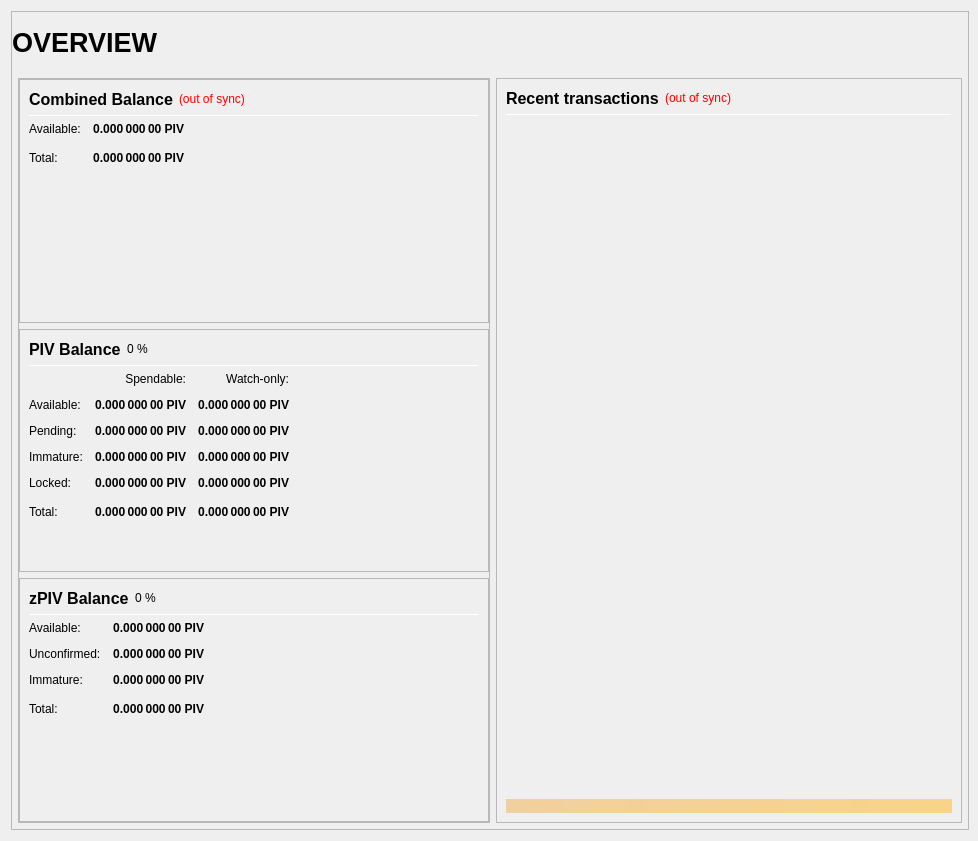
The window that src/qt/forms/overviewpage.ui (royalsoftkv/dexergi) describes before a commit, drawn with Qt 5.
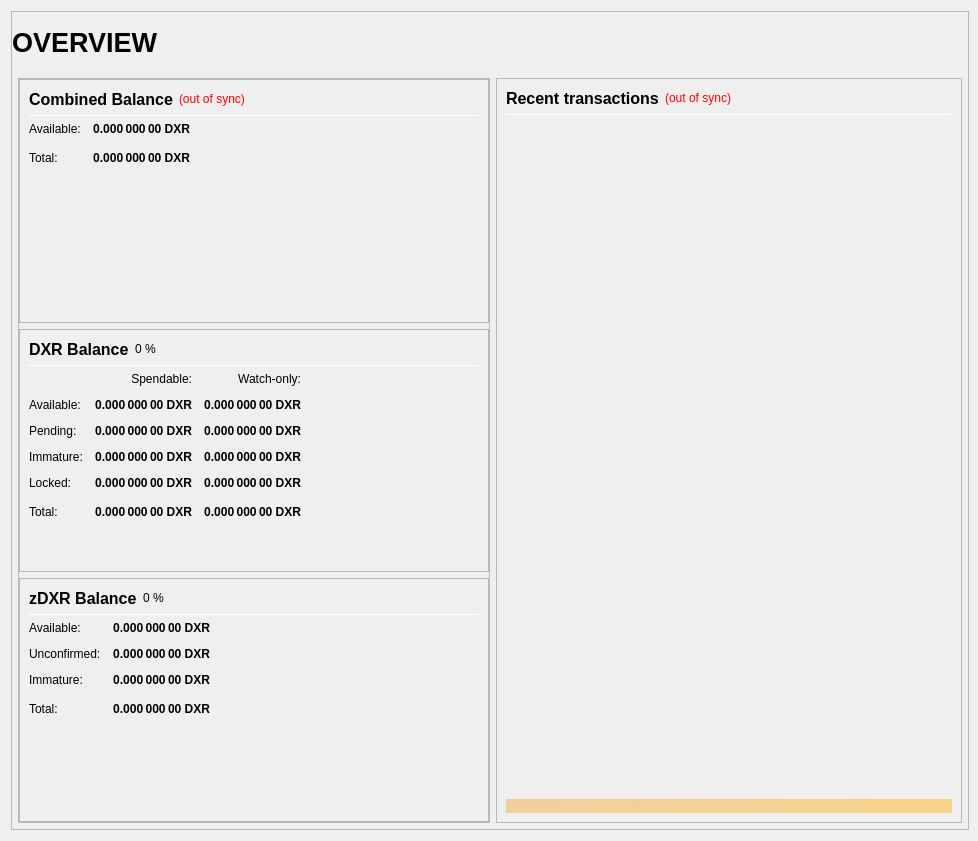
The same window after the commit.

```diff
--- a/src/qt/forms/overviewpage.ui
+++ b/src/qt/forms/overviewpage.ui
@@ -306,7 +306,7 @@
                           <string>Your current spendable balance</string>
                          </property>
                          <property name="text">
-                          <string notr="true">0.000 000 00 PIV</string>
+                          <string notr="true">0.000 000 00 DXR</string>
                          </property>
                          <property name="alignment">
                           <set>Qt::AlignRight|Qt::AlignTrailing|Qt::AlignVCenter</set>
@@ -338,7 +338,7 @@
                           <string>Total Balance, including all unavailable coins.</string>
                          </property>
                          <property name="text">
-                          <string notr="true">0.000 000 00 PIV</string>
+                          <string notr="true">0.000 000 00 DXR</string>
                          </property>
                          <property name="alignment">
                           <set>Qt::AlignRight|Qt::AlignTrailing|Qt::AlignVCenter</set>
@@ -406,7 +406,7 @@
                           </font>
                          </property>
                          <property name="text">
-                          <string>PIV Balance</string>
+                          <string>DXR Balance</string>
                          </property>
                         </widget>
                        </item>
@@ -498,7 +498,7 @@
                           <string>Your current spendable balance</string>
                          </property>
                          <property name="text">
-                          <string notr="true">0.000 000 00 PIV</string>
+                          <string notr="true">0.000 000 00 DXR</string>
                          </property>
                          <property name="alignment">
                           <set>Qt::AlignRight|Qt::AlignTrailing|Qt::AlignVCenter</set>
@@ -523,7 +523,7 @@
                           <string>Your current balance in watch-only addresses</string>
                          </property>
                          <property name="text">
-                          <string notr="true">0.000 000 00 PIV</string>
+                          <string notr="true">0.000 000 00 DXR</string>
                          </property>
                          <property name="alignment">
                           <set>Qt::AlignRight|Qt::AlignTrailing|Qt::AlignVCenter</set>
@@ -555,7 +555,7 @@
                           <string>Total of transactions that have yet to be confirmed, and do not yet count toward the spendable balance</string>
                          </property>
                          <property name="text">
-                          <string notr="true">0.000 000 00 PIV</string>
+                          <string notr="true">0.000 000 00 DXR</string>
                          </property>
                          <property name="alignment">
                           <set>Qt::AlignRight|Qt::AlignTrailing|Qt::AlignVCenter</set>
@@ -580,7 +580,7 @@
                           <string>Unconfirmed transactions to watch-only addresses</string>
                          </property>
                          <property name="text">
-                          <string notr="true">0.000 000 00 PIV</string>
+                          <string notr="true">0.000 000 00 DXR</string>
                          </property>
                          <property name="alignment">
                           <set>Qt::AlignRight|Qt::AlignTrailing|Qt::AlignVCenter</set>
@@ -612,7 +612,7 @@
                           <string>Staked or masternode rewards that has not yet matured</string>
                          </property>
                          <property name="text">
-                          <string notr="true">0.000 000 00 PIV</string>
+                          <string notr="true">0.000 000 00 DXR</string>
                          </property>
                          <property name="alignment">
                           <set>Qt::AlignRight|Qt::AlignTrailing|Qt::AlignVCenter</set>
@@ -637,7 +637,7 @@
                           <string>Staked or masternode rewards in watch-only addresses that has not yet matured</string>
                          </property>
                          <property name="text">
-                          <string notr="true">0.000 000 00 PIV</string>
+                          <string notr="true">0.000 000 00 DXR</string>
                          </property>
                          <property name="alignment">
                           <set>Qt::AlignRight|Qt::AlignTrailing|Qt::AlignVCenter</set>
@@ -672,7 +672,7 @@
                           <string>Locked PIV or Masternode collaterals. These are excluded from zPIV minting.</string>
                          </property>
                          <property name="text">
-                          <string notr="true">0.000 000 00 PIV</string>
+                          <string notr="true">0.000 000 00 DXR</string>
                          </property>
                          <property name="alignment">
                           <set>Qt::AlignRight|Qt::AlignTrailing|Qt::AlignVCenter</set>
@@ -697,7 +697,7 @@
                           <string>Current locked balance in watch-only addresses</string>
                          </property>
                          <property name="text">
-                          <string notr="true">0.000 000 00 PIV</string>
+                          <string notr="true">0.000 000 00 DXR</string>
                          </property>
                          <property name="alignment">
                           <set>Qt::AlignRight|Qt::AlignTrailing|Qt::AlignVCenter</set>
@@ -732,7 +732,7 @@
                           <string>Your current DEXERGI balance, unconfirmed and immature transactions included</string>
                          </property>
                          <property name="text">
-                          <string notr="true">0.000 000 00 PIV</string>
+                          <string notr="true">0.000 000 00 DXR</string>
                          </property>
                          <property name="alignment">
                           <set>Qt::AlignRight|Qt::AlignTrailing|Qt::AlignVCenter</set>
@@ -757,7 +757,7 @@
                           <string>Current total balance in watch-only addresses</string>
                          </property>
                          <property name="text">
-                          <string notr="true">0.000 000 00 PIV</string>
+                          <string notr="true">0.000 000 00 DXR</string>
                          </property>
                          <property name="alignment">
                           <set>Qt::AlignRight|Qt::AlignTrailing|Qt::AlignVCenter</set>
@@ -825,7 +825,7 @@
                           </font>
                          </property>
                          <property name="text">
-                          <string>zPIV Balance</string>
+                          <string>zDXR Balance</string>
                          </property>
                         </widget>
                        </item>
@@ -899,7 +899,7 @@
 These zPIV are spendable.</string>
                          </property>
                          <property name="text">
-                          <string notr="true">0.000 000 00 PIV</string>
+                          <string notr="true">0.000 000 00 DXR</string>
                          </property>
                          <property name="alignment">
                           <set>Qt::AlignRight|Qt::AlignTrailing|Qt::AlignVCenter</set>
@@ -930,7 +930,7 @@
 Immature: confirmed, but less than 1 mint of the same denomination after it was minted</string>
                          </property>
                          <property name="text">
-                          <string notr="true">0.000 000 00 PIV</string>
+                          <string notr="true">0.000 000 00 DXR</string>
                          </property>
                          <property name="alignment">
                           <set>Qt::AlignRight|Qt::AlignTrailing|Qt::AlignVCenter</set>
@@ -961,7 +961,7 @@
 Immature: confirmed, but less than 1 mint of the same denomination after it was minted</string>
                          </property>
                          <property name="text">
-                          <string notr="true">0.000 000 00 PIV</string>
+                          <string notr="true">0.000 000 00 DXR</string>
                          </property>
                          <property name="alignment">
                           <set>Qt::AlignRight|Qt::AlignTrailing|Qt::AlignVCenter</set>
@@ -993,7 +993,7 @@
                           <string>Your current zPIV balance, unconfirmed and immature zPIV included.</string>
                          </property>
                          <property name="text">
-                          <string notr="true">0.000 000 00 PIV</string>
+                          <string notr="true">0.000 000 00 DXR</string>
                          </property>
                          <property name="alignment">
                           <set>Qt::AlignRight|Qt::AlignTrailing|Qt::AlignVCenter</set>
```
Left out of the diff: 14 changed lines with no effect on the pictures.
